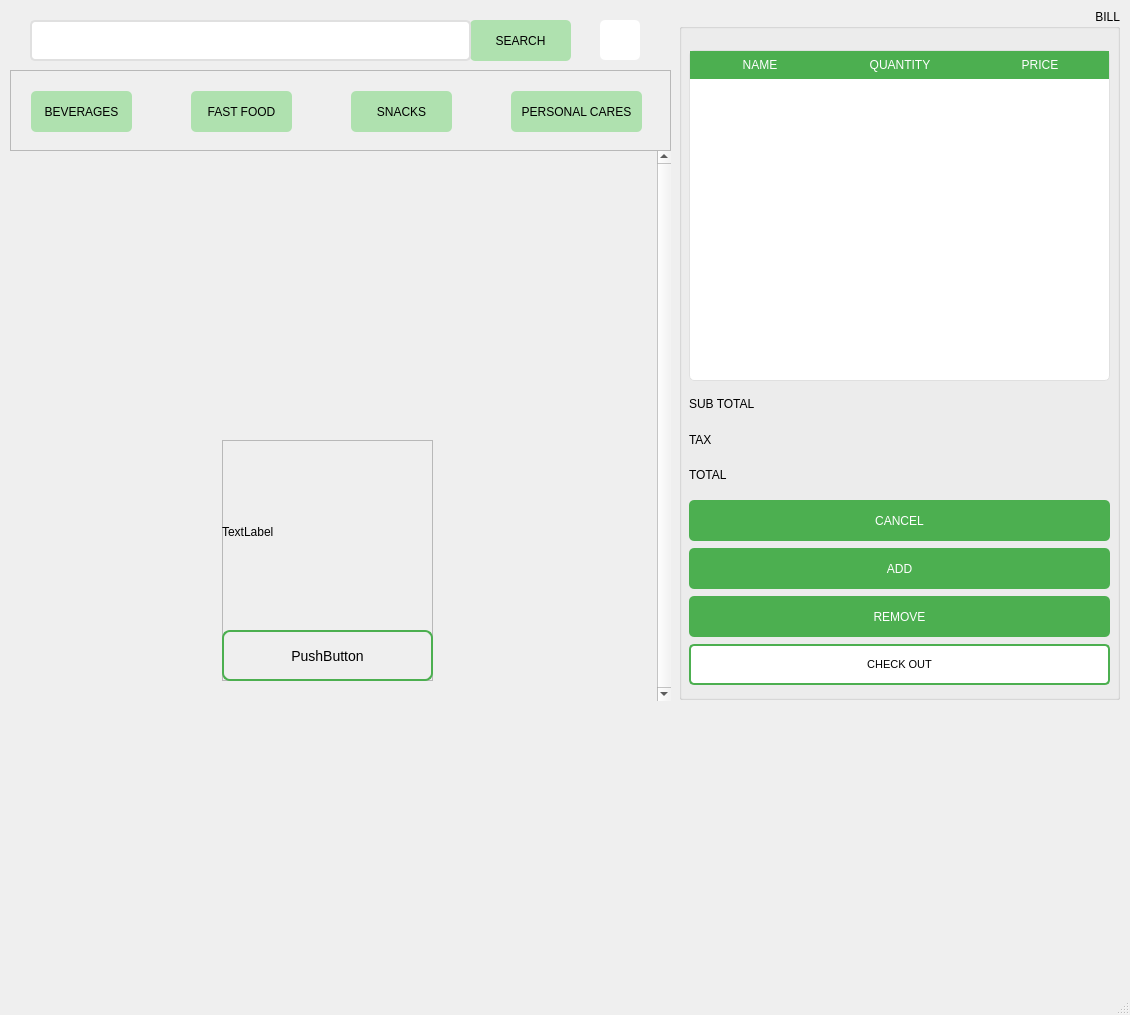
Qt form nhi/SMART_VENDING_MACHINE2/giaodien2.ui (yanernguyen/SALE-POS) before a commit.
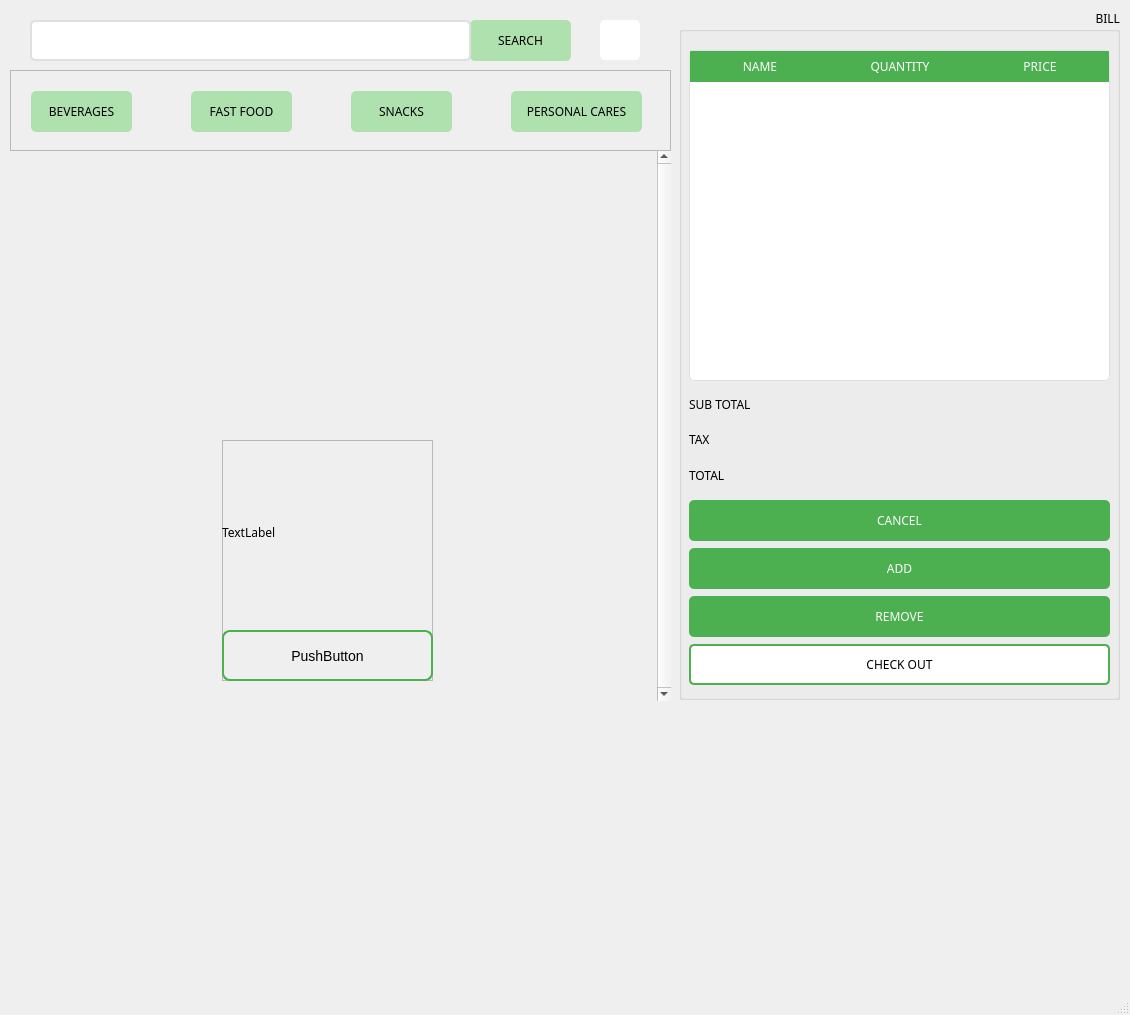
The same form after that commit.

Diff of the .ui file:
```diff
--- a/nhi/SMART_VENDING_MACHINE2/giaodien2.ui
+++ b/nhi/SMART_VENDING_MACHINE2/giaodien2.ui
@@ -16,6 +16,12 @@
     <verstretch>0</verstretch>
    </sizepolicy>
   </property>
+  <property name="font">
+   <font>
+    <family>Sitka Small</family>
+    <pointsize>9</pointsize>
+   </font>
+  </property>
   <property name="windowTitle">
    <string>MainWindow</string>
   </property>
@@ -35,10 +41,16 @@
       <height>41</height>
      </rect>
     </property>
+    <property name="font">
+     <font>
+      <family>Sitka Small</family>
+      <pointsize>9</pointsize>
+     </font>
+    </property>
     <property name="styleSheet">
      <string notr="true">QPushButton {
     background-color: #AFE1AF; /* Màu xanh lá */
-    color: black; /* Màu chữ trắng */
+    color: 333333 ; /* Màu chữ trắng */
     border-radius: 5px; /* Bo góc */
     padding: 10px;
 }
@@ -125,10 +137,16 @@
         <height>41</height>
        </rect>
       </property>
+      <property name="font">
+       <font>
+        <family>Sitka Small</family>
+        <pointsize>9</pointsize>
+       </font>
+      </property>
       <property name="styleSheet">
        <string notr="true">QPushButton {
     background-color: #AFE1AF; /* Màu xanh lá */
-    color: black; /* Màu chữ trắng */
+    color: 333333 ; /* Màu chữ trắng */
     border-radius: 5px; /* Bo góc */
     padding: 10px;
 }
@@ -149,10 +167,16 @@
         <height>41</height>
        </rect>
       </property>
+      <property name="font">
+       <font>
+        <family>Sitka Small</family>
+        <pointsize>9</pointsize>
+       </font>
+      </property>
       <property name="styleSheet">
        <string notr="true">QPushButton {
     background-color: #AFE1AF; /* Màu xanh lá */
-    color: black; /* Màu chữ trắng */
+    color: 333333 ; /* Màu chữ trắng */
     border-radius: 5px; /* Bo góc */
     padding: 10px;
 }
@@ -173,10 +197,16 @@
         <height>41</height>
        </rect>
       </property>
+      <property name="font">
+       <font>
+        <family>Sitka Small</family>
+        <pointsize>9</pointsize>
+       </font>
+      </property>
       <property name="styleSheet">
        <string notr="true">QPushButton {
     background-color: #AFE1AF; /* Màu xanh lá */
-    color: black; /* Màu chữ trắng */
+    color: 333333 ; /* Màu chữ trắng */
     border-radius: 5px; /* Bo góc */
     padding: 10px;
 }
@@ -197,10 +227,16 @@
         <height>41</height>
        </rect>
       </property>
+      <property name="font">
+       <font>
+        <family>Sitka Small</family>
+        <pointsize>9</pointsize>
+       </font>
+      </property>
       <property name="styleSheet">
        <string notr="true">QPushButton {
     background-color: #AFE1AF; /* Màu xanh lá */
-    color: black; /* Màu chữ trắng */
+    color: 333333 ; /* Màu chữ trắng */
     border-radius: 5px; /* Bo góc */
     padding: 10px;
 }
@@ -347,6 +383,12 @@
           <height>41</height>
          </size>
         </property>
+        <property name="font">
+         <font>
+          <family>Sitka Small</family>
+          <pointsize>9</pointsize>
+         </font>
+        </property>
         <property name="styleSheet">
          <string notr="true">QPushButton {
     background-color: #4CAF50; /* Màu xanh lá */
@@ -381,6 +423,12 @@
           <height>41</height>
          </size>
         </property>
+        <property name="font">
+         <font>
+          <family>Sitka Small</family>
+          <pointsize>9</pointsize>
+         </font>
+        </property>
         <property name="styleSheet">
          <string notr="true">QPushButton {
     background-color: #4CAF50; /* Màu xanh lá */
@@ -409,6 +457,12 @@
           <height>41</height>
          </size>
         </property>
+        <property name="font">
+         <font>
+          <family>Sitka Small</family>
+          <pointsize>9</pointsize>
+         </font>
+        </property>
         <property name="styleSheet">
          <string notr="true">QPushButton {
     background-color: #4CAF50; /* Màu xanh lá */
@@ -439,7 +493,8 @@
         </property>
         <property name="font">
          <font>
-          <pointsize>8</pointsize>
+          <family>Sitka Small</family>
+          <pointsize>9</pointsize>
          </font>
         </property>
         <property name="styleSheet">
```
